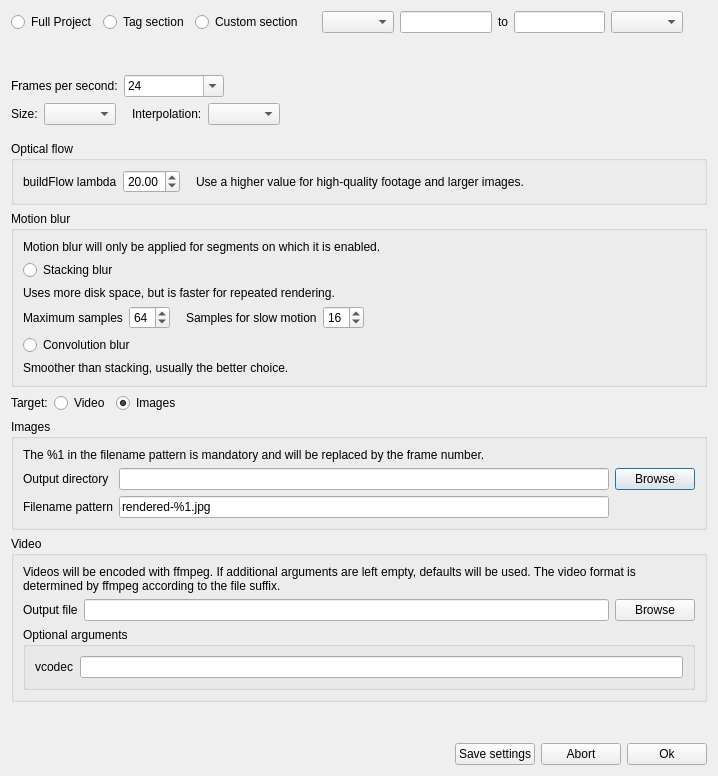
slowmoVideo/slowmoVideo, file slowmoVideo/slowmoUI/dialogues/renderingDialog.ui: the form before one commit.
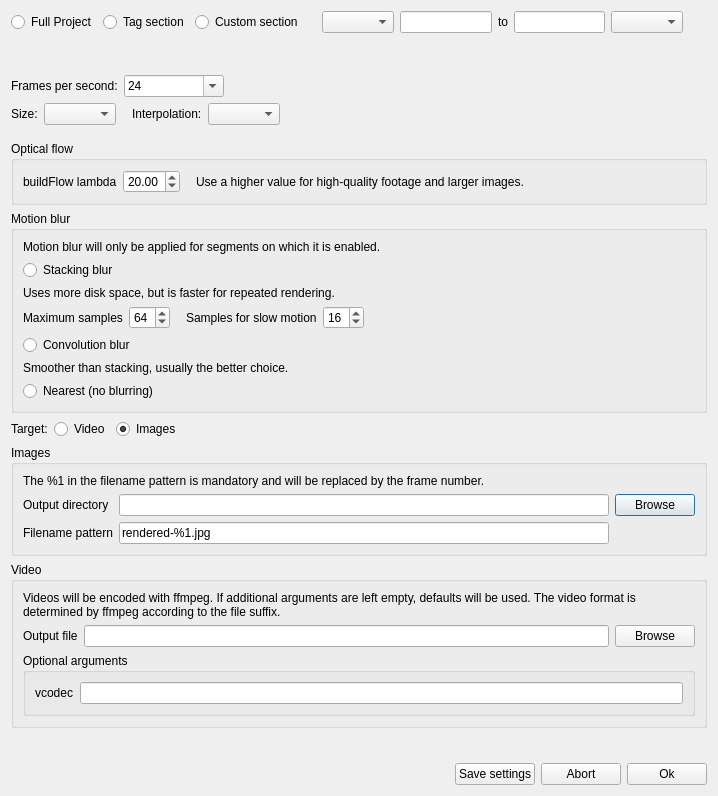
The form after the commit.

Commit message: Slowmo * «Nearest» interpolation added for motion blur. This does not do any convolution but simply takes the nearest frame. The idea behind this is to have an easy way to compare the slowmoVideo result with a result without any calculation.   Only segments with a shutter function use nearest convolution.

```diff
--- a/slowmoVideo/slowmoUI/dialogues/renderingDialog.ui
+++ b/slowmoVideo/slowmoUI/dialogues/renderingDialog.ui
@@ -7,7 +7,7 @@
     <x>0</x>
     <y>0</y>
     <width>718</width>
-    <height>776</height>
+    <height>796</height>
    </rect>
   </property>
   <property name="windowTitle">
@@ -514,6 +514,13 @@
         </property>
        </widget>
       </item>
+      <item>
+       <widget class="QRadioButton" name="radioBlurNearest">
+        <property name="text">
+         <string>Nearest (no blurring)</string>
+        </property>
+       </widget>
+      </item>
      </layout>
     </widget>
    </item>
```
The commit also changes 5 other files.
